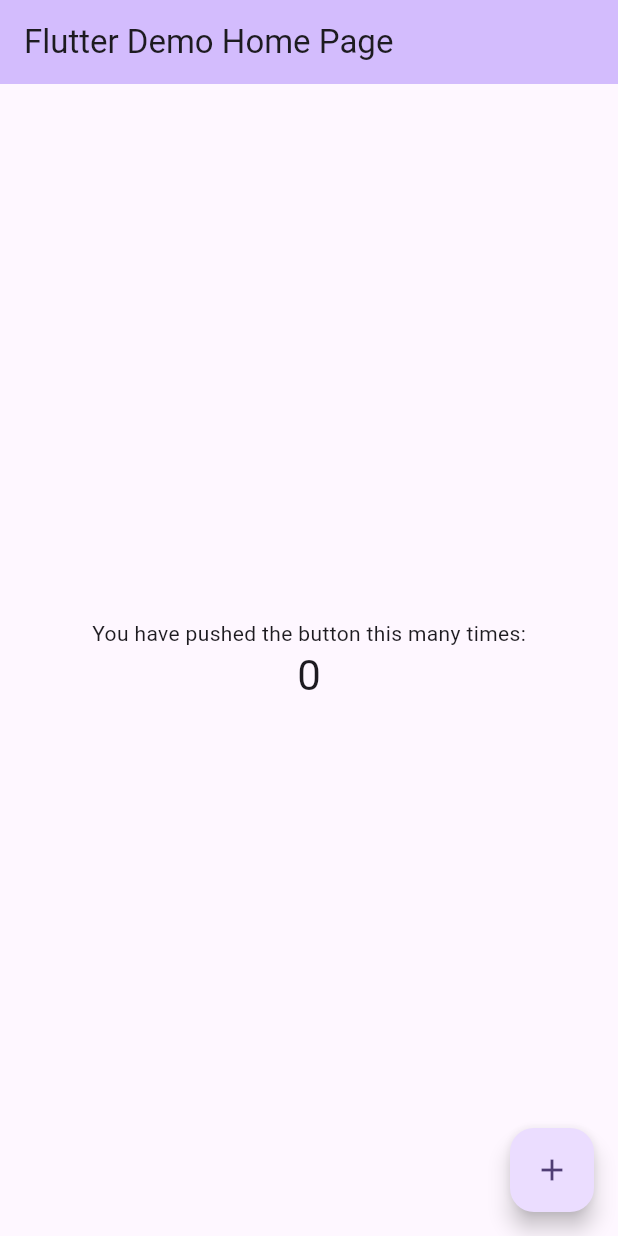
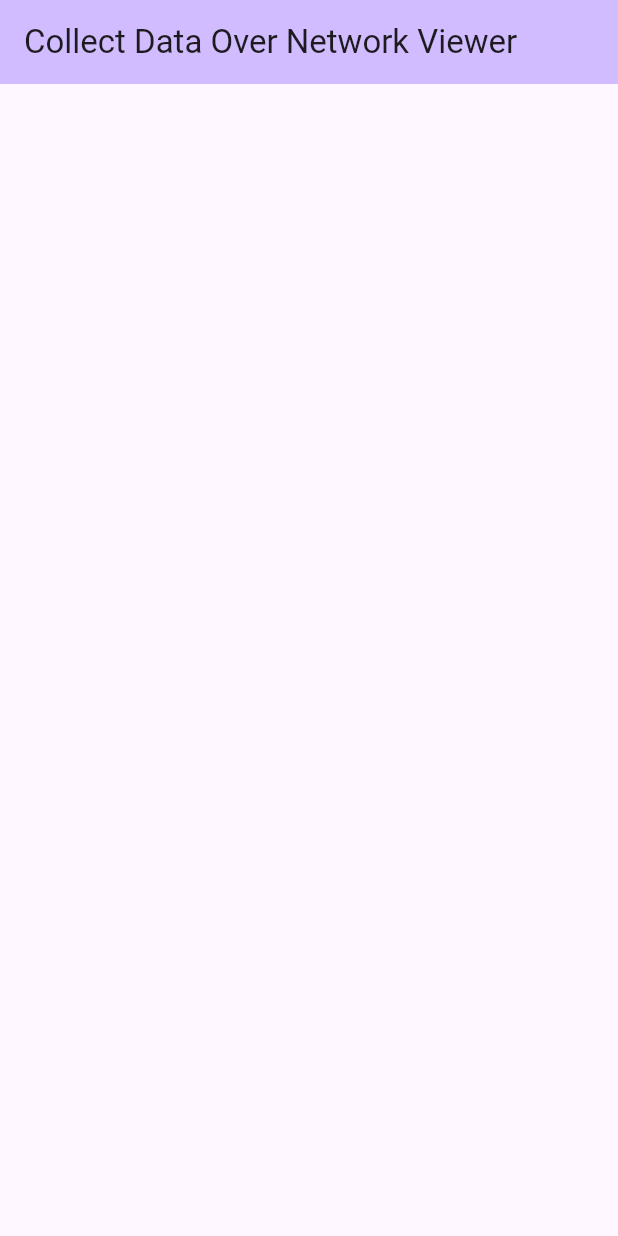
Before and after one commit to IronLeo03/Collect-Data-Over-Network, a Flutter app: the screen it shows after launch, on a phone screen of 412 x 824 dp. Run offline on Flutter 3.47's test engine with Material 3 defaults, Android fonts, the phone set to English and light mode, and no system bars.

Commit message:
cleanup autogenerated main.dart

```diff
--- a/cdon_viewer/lib/main.dart
+++ b/cdon_viewer/lib/main.dart
@@ -12,40 +12,14 @@
   Widget build(BuildContext context) {
     return MaterialApp(
       title: 'Flutter Demo',
-      theme: ThemeData(
-        // This is the theme of your application.
-        //
-        // TRY THIS: Try running your application with "flutter run". You'll see
-        // the application has a purple toolbar. Then, without quitting the app,
-        // try changing the seedColor in the colorScheme below to Colors.green
-        // and then invoke "hot reload" (save your changes or press the "hot
-        // reload" button in a Flutter-supported IDE, or press "r" if you used
-        // the command line to start the app).
-        //
-        // Notice that the counter didn't reset back to zero; the application
-        // state is not lost during the reload. To reset the state, use hot
-        // restart instead.
-        //
-        // This works for code too, not just values: Most code changes can be
-        // tested with just a hot reload.
-        colorScheme: .fromSeed(seedColor: Colors.deepPurple),
-      ),
-      home: const MyHomePage(title: 'Flutter Demo Home Page'),
+      theme: ThemeData(),
+      home: const MyHomePage(title: 'Collect Data Over Network Viewer'),
     );
   }
 }
 
 class MyHomePage extends StatefulWidget {
   const MyHomePage({super.key, required this.title});
-
-  // This widget is the home page of your application. It is stateful, meaning
-  // that it has a State object (defined below) that contains fields that affect
-  // how it looks.
-
-  // This class is the configuration for the state. It holds the values (in this
-  // case the title) provided by the parent (in this case the App widget) and
-  // used by the build method of the State. Fields in a Widget subclass are
-  // always marked "final".
 
   final String title;
 
@@ -54,69 +28,15 @@
 }
 
 class _MyHomePageState extends State<MyHomePage> {
-  int _counter = 0;
-
-  void _incrementCounter() {
-    setState(() {
-      // This call to setState tells the Flutter framework that something has
-      // changed in this State, which causes it to rerun the build method below
-      // so that the display can reflect the updated values. If we changed
-      // _counter without calling setState(), then the build method would not be
-      // called again, and so nothing would appear to happen.
-      _counter++;
-    });
-  }
 
   @override
   Widget build(BuildContext context) {
-    // This method is rerun every time setState is called, for instance as done
-    // by the _incrementCounter method above.
-    //
-    // The Flutter framework has been optimized to make rerunning build methods
-    // fast, so that you can just rebuild anything that needs updating rather
-    // than having to individually change instances of widgets.
     return Scaffold(
       appBar: AppBar(
-        // TRY THIS: Try changing the color here to a specific color (to
-        // Colors.amber, perhaps?) and trigger a hot reload to see the AppBar
-        // change color while the other colors stay the same.
         backgroundColor: Theme.of(context).colorScheme.inversePrimary,
-        // Here we take the value from the MyHomePage object that was created by
-        // the App.build method, and use it to set our appbar title.
         title: Text(widget.title),
       ),
-      body: Center(
-        // Center is a layout widget. It takes a single child and positions it
-        // in the middle of the parent.
-        child: Column(
-          // Column is also a layout widget. It takes a list of children and
-          // arranges them vertically. By default, it sizes itself to fit its
-          // children horizontally, and tries to be as tall as its parent.
-          //
-          // Column has various properties to control how it sizes itself and
-          // how it positions its children. Here we use mainAxisAlignment to
-          // center the children vertically; the main axis here is the vertical
-          // axis because Columns are vertical (the cross axis would be
-          // horizontal).
-          //
-          // TRY THIS: Invoke "debug painting" (choose the "Toggle Debug Paint"
-          // action in the IDE, or press "p" in the console), to see the
-          // wireframe for each widget.
-          mainAxisAlignment: .center,
-          children: [
-            const Text('You have pushed the button this many times:'),
-            Text(
-              '$_counter',
-              style: Theme.of(context).textTheme.headlineMedium,
-            ),
-          ],
-        ),
-      ),
-      floatingActionButton: FloatingActionButton(
-        onPressed: _incrementCounter,
-        tooltip: 'Increment',
-        child: const Icon(Icons.add),
-      ),
+      body: Center()
     );
   }
 }
```
